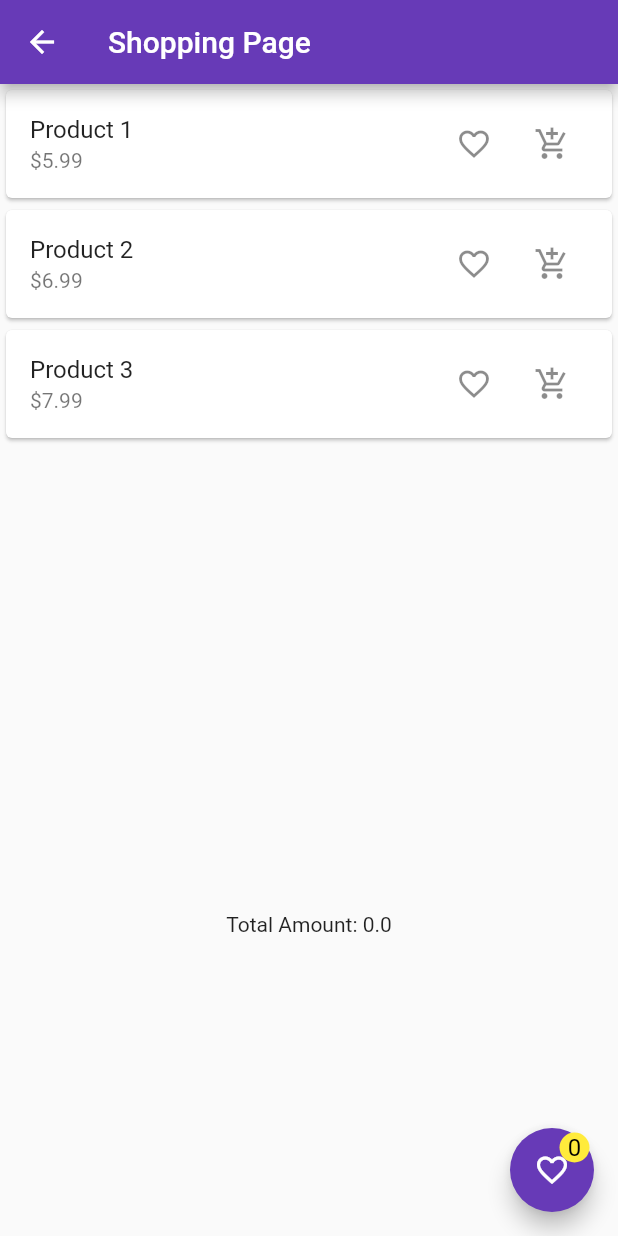
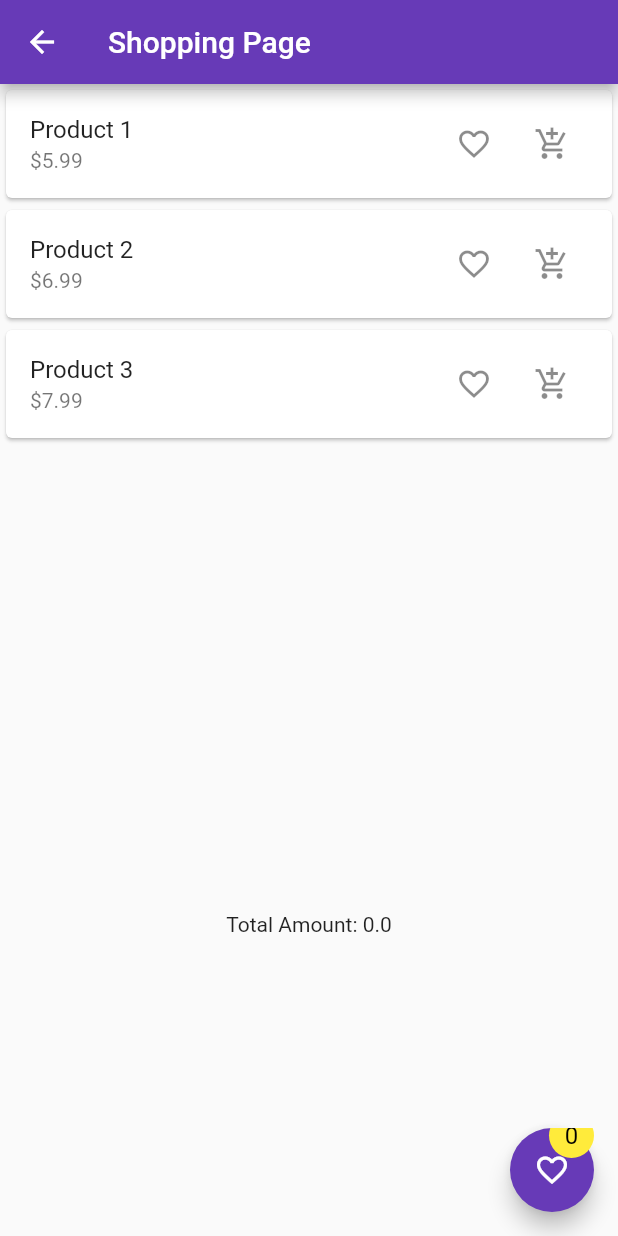
Before and after one commit to shawon5ice/getX, a Flutter app: the ShoppingPage screen opened directly, on a phone screen of 412 x 824 dp. Run offline on Flutter 3.47's test engine with Material 2 defaults, Android fonts, the phone set to English and light mode, and no system bars; our stand-ins replace get; missing offline and left inert: day_night_time_picker.

```diff
--- a/lib/controllers/cart_controller.dart
+++ b/lib/controllers/cart_controller.dart
@@ -5,6 +5,10 @@ import '../models/product.dart';
 class CartController extends GetxController {
   var cartItems = <Product>[].obs;
   var favoriteItems = <Product>[].obs;
+
+  int get favoriteCount => favoriteItems.length;
+
+  double get totalPrice => cartItems.fold(0, (sum, item) => sum + item.price);
 
   void addToCart(Product product) {
     cartItems.add(product);
@@ -23,11 +27,5 @@ class CartController extends GetxController {
     favoriteItems.remove(product);
   }
 
-  double getTotalPrice() {
-    double total = 0;
-    for (var element in cartItems) {
-      total += element.price;
-    }
-    return total;
-  }
+
 }
--- a/lib/views/shopping_page.dart
+++ b/lib/views/shopping_page.dart
@@ -68,35 +68,36 @@ class ShoppingPage extends StatelessWidget {
           ),
           GetX<CartController>(
               builder: (controller) {
-              return Text('Total Amount: ${controller.getTotalPrice()}');
-            }
+              return Text('Total Amount: ${controller.totalPrice}');
+              }
           ),
           const SizedBox(
             height: 200,
           ),
-
         ],
       ),
       floatingActionButton: FloatingActionButton(
+        clipBehavior: Clip.none,
         onPressed: () {
           Get.toNamed('/cart');
         },
         child: SizedBox(
-          height: 50,
-          width: 50,
+          height: 100,
+          width: 100,
           child: Stack(
             children: [
               const Align(
                 alignment: Alignment.center,
                   child:Icon(Icons.favorite_border)),
-              Align(
-                alignment: Alignment.topRight,
+              Positioned(
+                top: -10,
+                right: 0,
                 child: GetX<CartController>(
                   builder: (controller) {
                     return CircleAvatar(
                       backgroundColor: Colors.yellow,
-                      radius: 10,
-                      child: Text(controller.favoriteItems.length.toString(),style: const TextStyle(color: Colors.black),),
+                      radius: 15,
+                      child: Text(controller.favoriteCount.toString(),style: const TextStyle(color: Colors.black),),
                     );
                   }
                 ),
```
Also changed, not shown: lib/controllers/alarm_controller.dart (added, +77 -0 lines), lib/models/alarm_info.dart (added, +20 -0 lines), lib/views/home_page.dart (+79 -59 lines).
